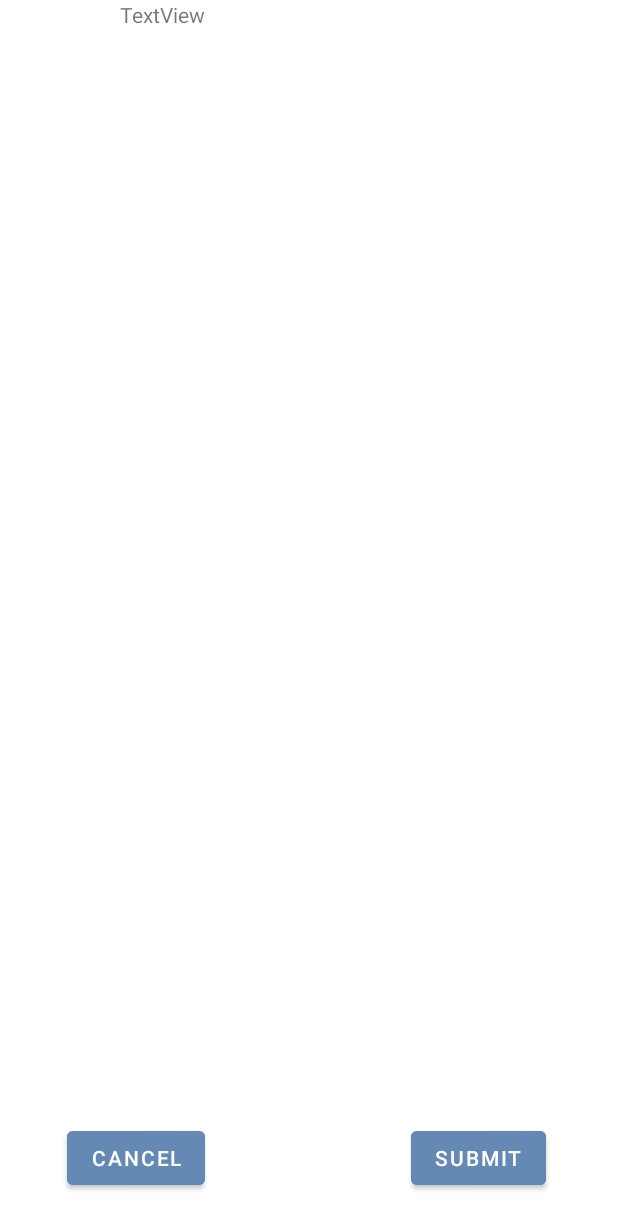
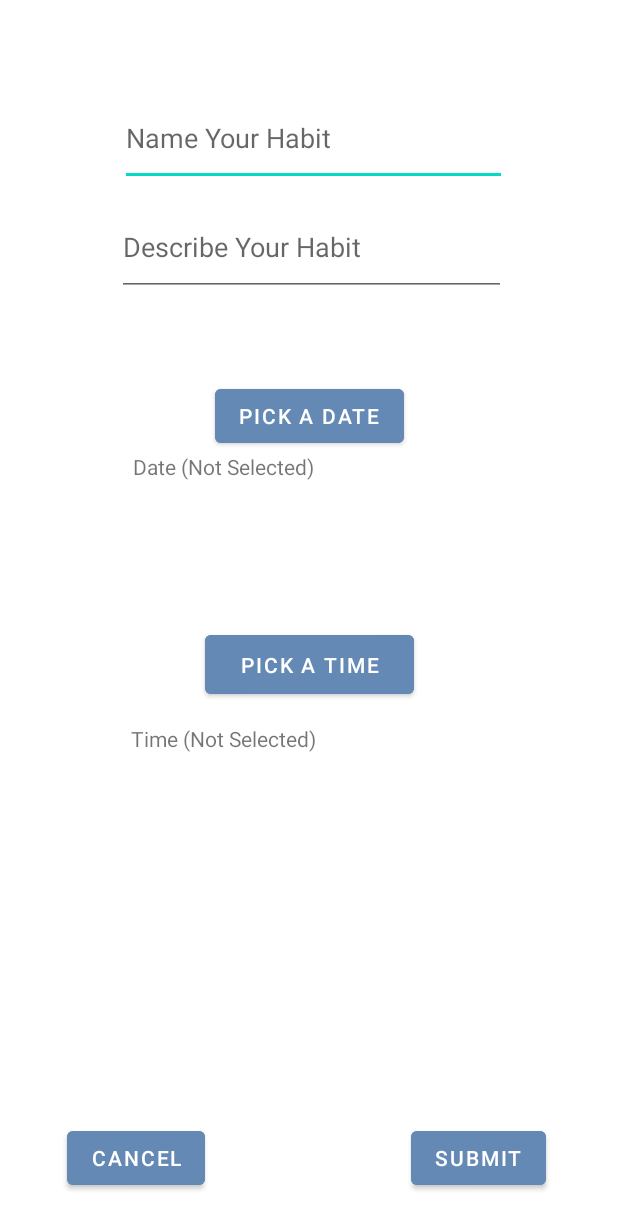
Before and after one commit to JustRudyRodriguez/Habit_Helper, an Android app: the layout goalsetup_layout.xml on its own in the app's theme, with its tools: preview values and no code run, on a phone screen of 412 x 824 dp. Shown: the top 1229 px of the screen. Run offline under Robolectric (Android 15) with nearby library versions, the phone set to English and light mode, and no system bars.

```diff
--- a/app/src/main/java/com/example/finalproject/GoalSetupActivity.kt
+++ b/app/src/main/java/com/example/finalproject/GoalSetupActivity.kt
@@ -14,9 +14,5 @@ class GoalSetupActivity :AppCompatActivity() {
         val gButton = findViewById<Button>(R.id.goalSubmitButton)
         val goalSetup = findViewById<Button>(R.id.goalCancelButton)
 
-
-
-
-
     }
 }
--- a/app/src/main/java/com/example/finalproject/MainActivity.kt
+++ b/app/src/main/java/com/example/finalproject/MainActivity.kt
@@ -16,7 +16,7 @@ class MainActivity : AppCompatActivity() {
         addButton.setOnClickListener{
             val intent= Intent(this, GoalSetupActivity::class.java )
             startActivity(intent);
+
         }
-
     }
 }
--- a/app/src/main/res/layout/goalsetup_layout.xml
+++ b/app/src/main/res/layout/goalsetup_layout.xml
@@ -4,6 +4,18 @@
     xmlns:tools="http://schemas.android.com/tools"
     android:layout_width="match_parent"
     android:layout_height="match_parent">
+
+    <Button
+        android:id="@+id/button2"
+        android:layout_width="139dp"
+        android:layout_height="51dp"
+        android:layout_marginTop="68dp"
+        android:backgroundTint="#6589B5"
+        android:hint="Pick a Time"
+        android:text="Pick a Time"
+        app:layout_constraintEnd_toEndOf="parent"
+        app:layout_constraintStart_toStartOf="parent"
+        app:layout_constraintTop_toBottomOf="@+id/textView" />
 
     <Button
         android:id="@+id/goalCancelButton"
@@ -29,27 +41,60 @@
         app:layout_constraintBottom_toBottomOf="parent"
         app:layout_constraintEnd_toEndOf="parent" />
 
+    <EditText
+        android:id="@+id/editTextTextPersonName"
+        android:layout_width="258dp"
+        android:layout_height="64dp"
+        android:layout_marginTop="60dp"
+        android:ems="10"
+        android:hint="Name Your Habit "
+        android:inputType="textPersonName"
+        app:layout_constraintEnd_toEndOf="parent"
+        app:layout_constraintHorizontal_bias="0.518"
+        app:layout_constraintStart_toStartOf="parent"
+        app:layout_constraintTop_toTopOf="parent" />
+
+    <EditText
+        android:id="@+id/editTextTextPersonName2"
+        android:layout_width="259dp"
+        android:layout_height="65dp"
+        android:layout_marginTop="8dp"
+        android:ems="10"
+        android:hint="Describe Your Habit"
+        android:inputType="textPersonName"
+        app:layout_constraintEnd_toEndOf="parent"
+        app:layout_constraintHorizontal_bias="0.509"
+        app:layout_constraintStart_toStartOf="parent"
+        app:layout_constraintTop_toBottomOf="@+id/editTextTextPersonName" />
+
+    <Button
+        android:id="@+id/button"
+        android:layout_width="wrap_content"
+        android:layout_height="wrap_content"
+        android:layout_marginTop="56dp"
+        android:backgroundTint="#6589B5"
+        android:text="Pick a Date"
+        app:layout_constraintEnd_toEndOf="parent"
+        app:layout_constraintStart_toStartOf="parent"
+        app:layout_constraintTop_toBottomOf="@+id/editTextTextPersonName2" />
+
     <TextView
         android:id="@+id/textView"
-        android:layout_width="245dp"
-        android:layout_height="214dp"
-        android:text="TextView"
+        android:layout_width="235dp"
+        android:layout_height="48dp"
+        android:text="Date (Not Selected)"
         app:layout_constraintEnd_toEndOf="parent"
-        app:layout_constraintHorizontal_bias="0.481"
         app:layout_constraintStart_toStartOf="parent"
-        tools:layout_editor_absoluteY="166dp" />
+        app:layout_constraintTop_toBottomOf="@+id/button" />
 
-    <Button
-        android:id="@+id/button3"
-        android:layout_width="248dp"
-        android:layout_height="87dp"
-        android:layout_marginTop="48dp"
-        android:backgroundTint="#6589B5"
-        android:text="Goal Form:"
-        app:layout_constraintBottom_toTopOf="@+id/textView"
+    <TextView
+        android:id="@+id/textView2"
+        android:layout_width="237dp"
+        android:layout_height="50dp"
+        android:layout_marginTop="14dp"
+        android:text="Time (Not Selected)"
         app:layout_constraintEnd_toEndOf="parent"
-        app:layout_constraintHorizontal_bias="0.472"
         app:layout_constraintStart_toStartOf="parent"
-        app:layout_constraintTop_toTopOf="parent"
-        app:layout_constraintVertical_bias="1.0" />
+        app:layout_constraintTop_toBottomOf="@+id/button2" />
+
 </androidx.constraintlayout.widget.ConstraintLayout>
```
